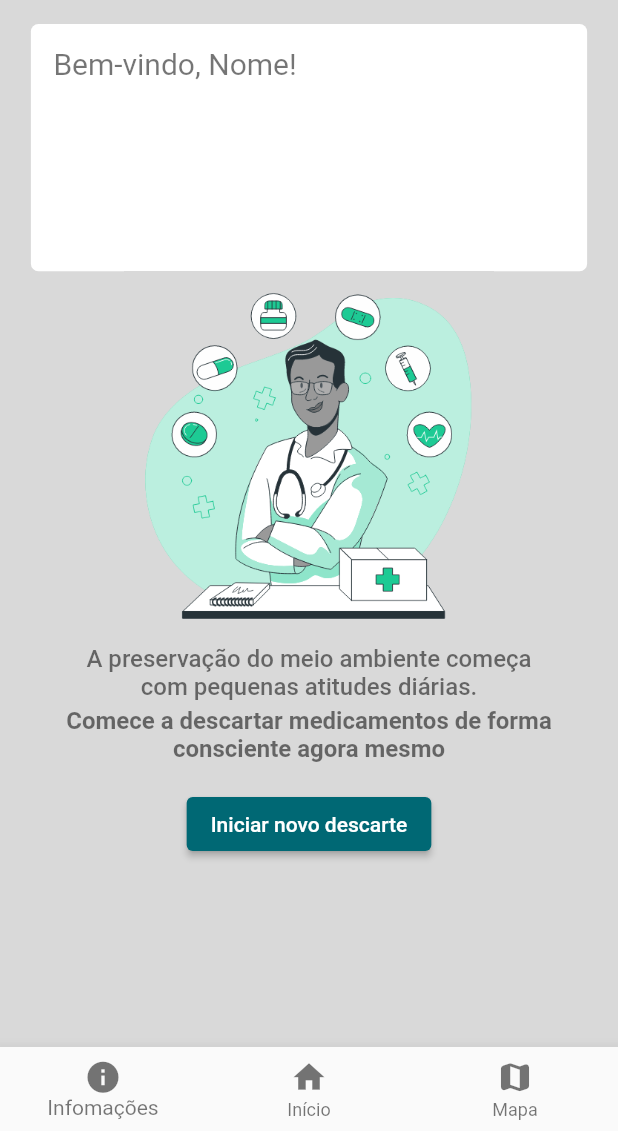
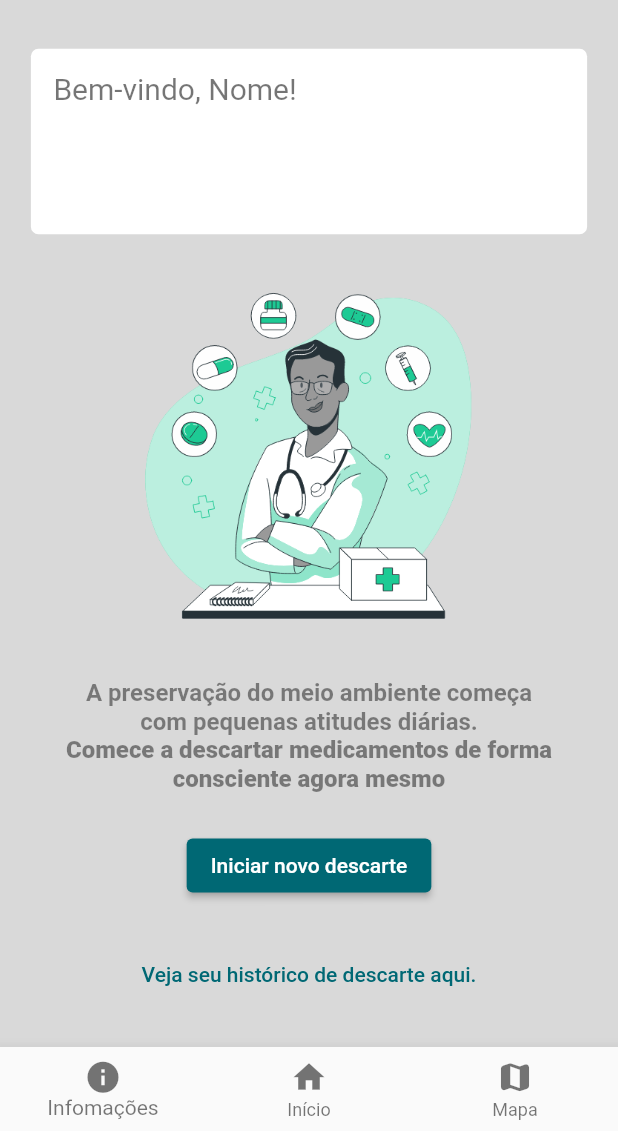
Before and after one commit to Descarte-Bem/descarte-bem, a Flutter app: the screen it shows after launch, on a phone screen of 412 x 824 dp, the part 105-1236 px from its top. Run offline on Flutter 3.47's test engine with Material 2 defaults, Android fonts, the light colour scheme and no system bars; our stand-ins replace cloud_firestore, firebase_auth, firebase_core, flutter_map, flutter_signin_button, flutter_svg and 3 more; missing offline and left inert: flutter_map_animations; accounts and stored records are empty.

Commit message:
Verificar responsividade

```diff
--- a/lib/ui/views/home_page.dart
+++ b/lib/ui/views/home_page.dart
@@ -122,16 +122,19 @@ class _HomePageState extends State<HomePage> {
 
 
 
-      body: Container(
-        alignment: AlignmentDirectional.center,
+      body: Center(
+
+      //color: Colors.amber,
 
         child:  Column(
+          mainAxisAlignment: MainAxisAlignment.spaceEvenly,
+
 
           children: [
 
             Container(
-              margin: const EdgeInsets.only(top:16),
-              height: hei * 0.2,
+              margin: const EdgeInsets.only(top:8),
+              height: hei * 0.15,
               width: wid * 0.9,
               decoration: BoxDecoration(
                 color: Colors.white,
@@ -152,59 +155,70 @@ class _HomePageState extends State<HomePage> {
             ),
 
 
-            Image.asset('assets/medicine-bro.gif', height: hei * 0.3,),
+            Image.asset('assets/medicine-bro.gif', height: hei * 0.3,
+            ),
 
 
 
             Container(
               width: MediaQuery.of(context).size.width * 0.8,
-              height: MediaQuery.of(context).size.height * 0.050,
+              //height: MediaQuery.of(context).size.height * 0.070,
               decoration: const BoxDecoration(
                 //color: Colors.pink,
               ),
 
-              child: const Center(
-                child: Text('A preservação do meio ambiente começa com pequenas atitudes '
+              child: const Column(
+
+                children: [
+                  Text('A preservação do meio ambiente começa com pequenas atitudes '
                       'diárias.',
                     textAlign: TextAlign.center,
                     style: TextStyle(
                       fontSize: 16,
-                    color: Colors.black54,
-                    fontWeight: FontWeight.w500,
-                  ),
-                ),
-              ),
+                      color: Colors.black45,
+                      fontWeight: FontWeight.w600,
                     ),
 
 
-            Container(
-              width: MediaQuery.of(context).size.width * 0.8,
-              height: MediaQuery.of(context).size.height * 0.050,
-              decoration: const BoxDecoration(
-                //color: Colors.pink,
                   ),
-
-              child: const Center(
-                child: Text('Comece a descartar medicamentos de forma consciente agora '
-                    'mesmo',
+                  Text('Comece a descartar medicamentos de forma consciente agora mesmo',
                     textAlign: TextAlign.center,
                     style: TextStyle(
                       fontSize: 16,
-                    color: Colors.black54,
-                    fontWeight: FontWeight.w700,
-                  ),
-                ),
-              ),
+                      color: Colors.black45,
+                      fontWeight: FontWeight.w800,
                     ),
 
 
-            Padding(padding: const EdgeInsets.only(top: 15),
-              child: ElevatedButton(
+                  )
+                ],
+
+              ),
+
+            ),
+
+
+
+
+             ElevatedButton(
+                /*style: const ButtonStyle(
+
+                ),*/
                 onPressed: () {Navigator.pushNamed(context, '/descarte');},
 
                   child: const Text('Iniciar novo descarte'),
+
               ),
+
+
+            TextButton(onPressed: () {Navigator.pushNamed(context, '/descarte');},
+                child: const Text(
+                    'Veja seu histórico de descarte aqui.'
+                )
             ),
+
+
+
 
           ], //children
         ),
```
Lines whose indentation alone changed are shown as unchanged.
